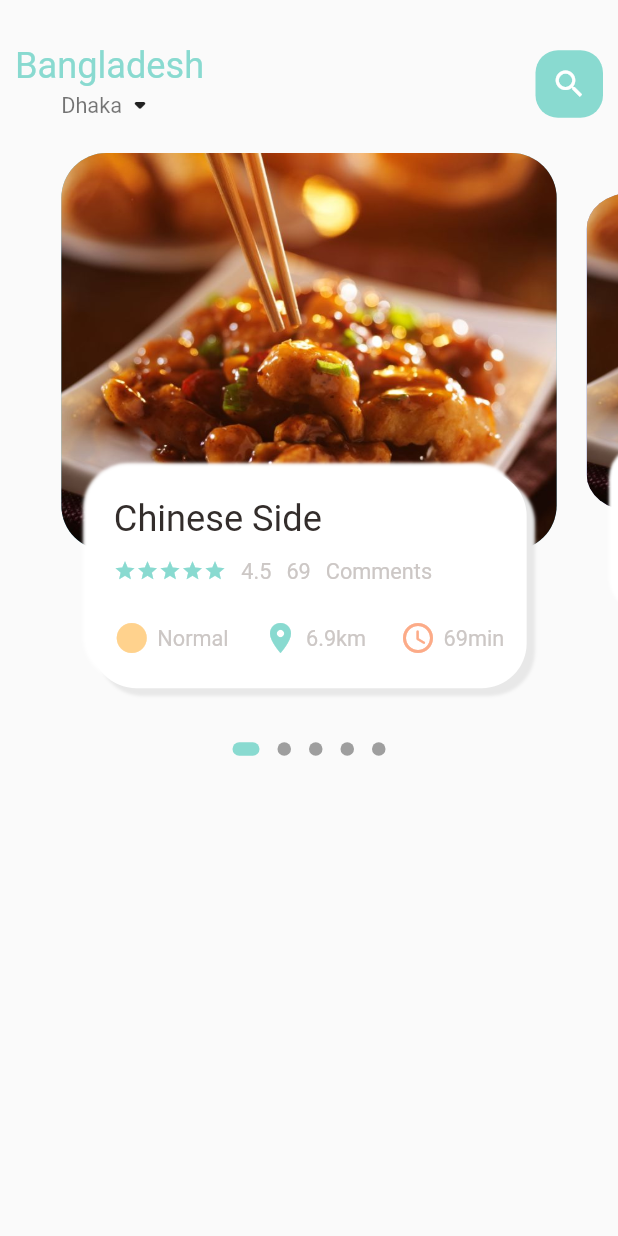
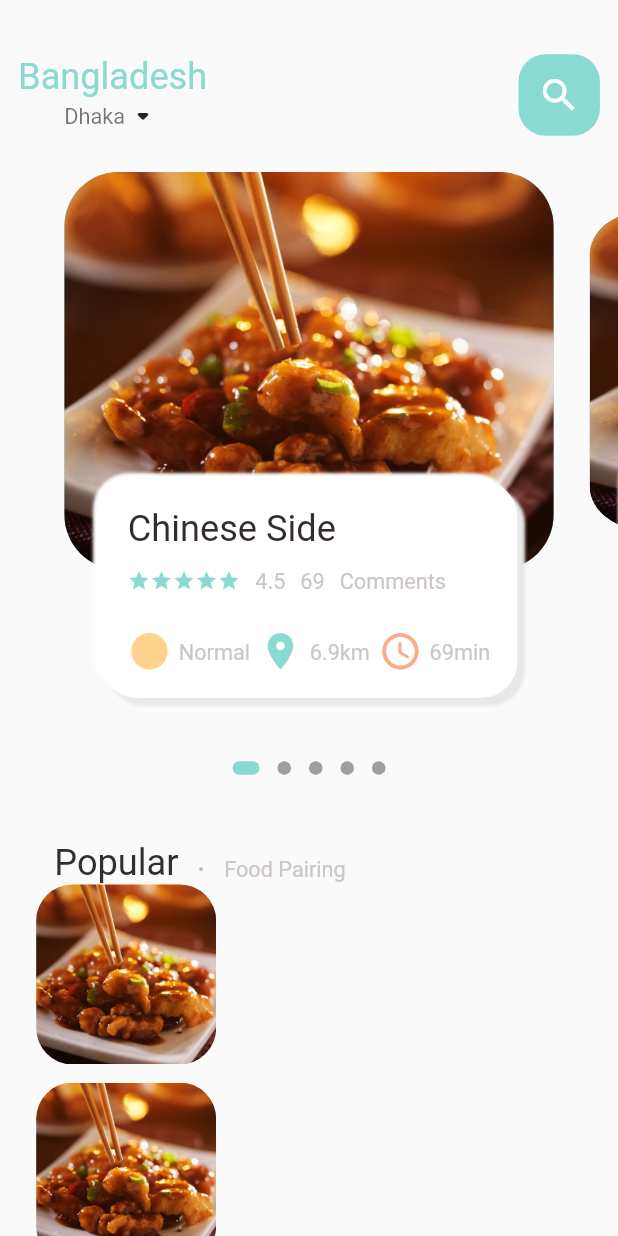
Before and after one commit to Towfiq-Roni/e_commerce, a Flutter app: the screen it shows after launch, on a phone screen of 412 x 824 dp. Run offline on Flutter 3.47's test engine with Material 2 defaults, Android fonts, the phone set to English and light mode, and no system bars; drawn by our look-alikes of dots_indicator; our stand-ins replace get.

Commit message:
done till image addition for popular (video 3:00:40)

```diff
--- a/lib/home/food_page_body.dart
+++ b/lib/home/food_page_body.dart
@@ -40,6 +40,7 @@ class _FoodPageBodyState extends State<FoodPageBody> {
   Widget build(BuildContext context) {
     return Column(
       children: [
+        //sliders
         Container(
           // color: Colors.redAccent,
           height: Dimensions.pageView,
@@ -50,6 +51,8 @@ class _FoodPageBodyState extends State<FoodPageBody> {
                 return _buildPageItem(position);
               }),
         ),
+
+        //dots
         new DotsIndicator(
           dotsCount: 5,
           position: _currPageValue,
@@ -60,6 +63,62 @@ class _FoodPageBodyState extends State<FoodPageBody> {
             activeShape: RoundedRectangleBorder(
                 borderRadius: BorderRadius.circular(5.0)),
           ),
+        ),
+
+        //popular
+        SizedBox(height: Dimensions.height30,),
+        Container(
+          margin: EdgeInsets.only(left: Dimensions.width30),
+          child: Row(
+            crossAxisAlignment: CrossAxisAlignment.end,
+            children: [
+              BigText(text: "Popular"),
+              SizedBox(width: Dimensions.width10,),
+              Container(
+                margin: const EdgeInsets.only(bottom: 3),
+                child: BigText(text: ".", color: Colors.black26),
+              ),
+              SizedBox(width: Dimensions.width10,),
+              Container(
+                margin: const EdgeInsets.only(bottom: 2),
+                child: SmallText(
+                  text: "Food Pairing",
+                ),
+              ),
+            ],
+          ),
+        ),
+        Container(
+          height: 1350,
+          child: ListView.builder(
+            physics: NeverScrollableScrollPhysics(),
+            // shrinkWrap: true,
+            itemCount: 10,
+              itemBuilder: (context, index){
+              return Container(
+                margin: EdgeInsets.only(
+                    left: Dimensions.width20, right: Dimensions.width20,
+                bottom: Dimensions.height10),
+                child: Row(
+                  children: [
+                    Container(
+                      width:120,
+                      height: 120,
+                      decoration: BoxDecoration(
+                        borderRadius: BorderRadius.circular(Dimensions.radius20),
+                        color: Colors.white38,
+                        image: DecorationImage(
+                          fit: BoxFit.cover,
+                          image: AssetImage(
+                            "assets/image/food1.png"
+                          ),
+                        )
+                      ),
+                    ),
+                  ],
+                ),
+              );
+          }),
         ),
       ],
     );
@@ -97,9 +156,10 @@ class _FoodPageBodyState extends State<FoodPageBody> {
         children: [
           Container(
             height: Dimensions.pageViewContainer,
-            margin: EdgeInsets.only(left: 10, right: 10),
+            margin: EdgeInsets.only(
+                left: Dimensions.width10, right: Dimensions.width10),
             decoration: BoxDecoration(
-              borderRadius: BorderRadius.circular(30),
+              borderRadius: BorderRadius.circular(Dimensions.radius30),
               color: index.isEven ? Color(0xFF69c5df) : Color(0xFF9294cc),
               image: DecorationImage(
                   fit: BoxFit.cover,
@@ -110,9 +170,12 @@ class _FoodPageBodyState extends State<FoodPageBody> {
             alignment: Alignment.bottomCenter,
             child: Container(
               height: Dimensions.pageViewTextContainer,
-              margin: EdgeInsets.only(left: 30, right: 30, bottom: 30),
+              margin: EdgeInsets.only(
+                  left: Dimensions.width30,
+                  right: Dimensions.width30,
+                  bottom: Dimensions.height30),
               decoration: BoxDecoration(
-                borderRadius: BorderRadius.circular(30),
+                borderRadius: BorderRadius.circular(Dimensions.radius20),
                 color: Colors.white,
                 boxShadow: [
                   BoxShadow(
@@ -129,7 +192,9 @@ class _FoodPageBodyState extends State<FoodPageBody> {
               ),
               child: Container(
                 padding: EdgeInsets.only(
-                    top: Dimensions.height15, left: 15, right: 15),
+                    top: Dimensions.height15,
+                    left: Dimensions.width15,
+                    right: Dimensions.width15),
                 child: Column(
                   crossAxisAlignment: CrossAxisAlignment.start,
                   children: [
--- a/lib/home/main_food_page.dart
+++ b/lib/home/main_food_page.dart
@@ -3,6 +3,8 @@ import 'package:e_commerce/utils/colors.dart';
 import 'package:e_commerce/widgets/big_text.dart';
 import 'package:e_commerce/widgets/small_text.dart';
 import 'package:flutter/material.dart';
+
+import '../utils/dimensions.dart';
 
 class MainFoodPage extends StatefulWidget {
   const MainFoodPage({Key? key}) : super(key: key);
@@ -16,12 +18,15 @@ class _MainFoodPageState extends State<MainFoodPage> {
   Widget build(BuildContext context) {
     // print("Screen Height: "+MediaQuery.of(context).size.height.toString());
     return Scaffold(
+      // extendBodyBehindAppBar: true,
       body: Column(
         children: [
           Container(
             child: Container(
-              margin: EdgeInsets.only(top: 30, bottom: 20),
-              padding: EdgeInsets.only(left: 10, right: 10),
+              margin: EdgeInsets.only(
+                  top: Dimensions.height30, bottom: Dimensions.height20),
+              padding: EdgeInsets.only(
+                  left: Dimensions.width10, right: Dimensions.width10),
               child: Row(
                 mainAxisAlignment: MainAxisAlignment.spaceBetween,
                 children: [
@@ -38,11 +43,12 @@ class _MainFoodPageState extends State<MainFoodPage> {
                   ),
                   Center(
                     child: Container(
-                      width: 45,
-                      height: 45,
-                      child: Icon(Icons.search, color: Colors.white,),
+                      width: Dimensions.width45,
+                      height: Dimensions.height45,
+                      child: Icon(
+                        Icons.search, color: Colors.white, size: Dimensions.iconSize24,),
                       decoration: BoxDecoration(
-                        borderRadius: BorderRadius.circular(15),
+                        borderRadius: BorderRadius.circular(Dimensions.radius15),
                         color: AppColors.mainColor,
                       ),
                     ),
@@ -51,7 +57,11 @@ class _MainFoodPageState extends State<MainFoodPage> {
               ),
             ),
           ),
-          FoodPageBody(),
+          Expanded(
+              child: SingleChildScrollView(
+                  child: FoodPageBody()
+              ),
+          ),
         ],
       ),
     );
--- a/lib/main.dart
+++ b/lib/main.dart
@@ -1,5 +1,6 @@
 import 'package:e_commerce/home/main_food_page.dart';
 import 'package:flutter/material.dart';
+import 'package:flutter/services.dart';
 import 'package:get/get.dart';
 
 void main() {
--- a/lib/utils/dimensions.dart
+++ b/lib/utils/dimensions.dart
@@ -11,7 +11,21 @@ class Dimensions{
   static double height10 = screenHeight/68.3;
   static double height15 = screenHeight/45.53;
   static double height20 = screenHeight/34.15;
+  static double height30 = screenHeight/22.77;
+  static double height45 = screenHeight/15.18;
+
+  static double width10 = screenHeight/68.3;
+  static double width15 = screenHeight/45.53;
+  static double width20 = screenHeight/34.15;
+  static double width30 = screenHeight/22.77;
+  static double width45 = screenHeight/15.18;
 
   static double font20 = screenHeight/34.15;
   static double font12 = screenHeight/56.92;
+
+  static double radius15 = screenHeight/45.53;
+  static double radius20 = screenHeight/34.15;
+  static double radius30 = screenHeight/22.77;
+
+  static double iconSize24 = screenHeight/28.46;
 }
--- a/lib/widgets/icon_and_text_widget.dart
+++ b/lib/widgets/icon_and_text_widget.dart
@@ -1,5 +1,7 @@
 import 'package:e_commerce/widgets/small_text.dart';
 import 'package:flutter/material.dart';
+
+import '../utils/dimensions.dart';
 
 class IconAndTextWidget extends StatelessWidget {
   final IconData icon;
@@ -15,7 +17,7 @@ class IconAndTextWidget extends StatelessWidget {
   Widget build(BuildContext context) {
     return Row(
       children: [
-        Icon(icon, color: iconColor,),
+        Icon(icon, color: iconColor, size: Dimensions.iconSize24,),
         SizedBox(width: 5,),
         SmallText(text: text,),
       ],
```
Also changed, not shown: assets/image/food0.png (added).
